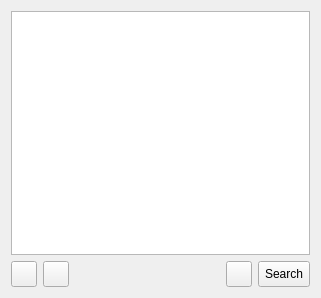
First picture: the form in wizard/toolchain_select.ui, repository imby/STM32VLDiscovery_BeRTOS, before the edit.
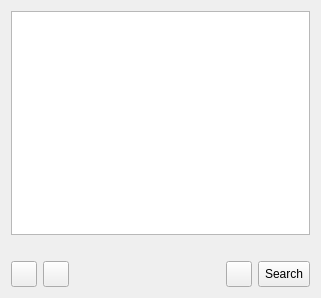
Second picture: the form after the edit. Icons and pictures are not drawn.

Commit message: Add a label with the description of the toolchain

What changed in the file:
```diff
--- a/wizard/toolchain_select.ui
+++ b/wizard/toolchain_select.ui
@@ -16,6 +16,16 @@
    <item>
     <widget class="QListWidget" name="toolchainList" />
    </item>
+   <item>
+    <widget class="QLabel" name="infoLabel" >
+     <property name="text" >
+      <string/>
+     </property>
+     <property name="wordWrap" >
+      <bool>true</bool>
+     </property>
+    </widget>
+   </item>
    <item>
     <layout class="QHBoxLayout" name="horizontalLayout" >
      <item>
```
The commit also changes 1 other file.
